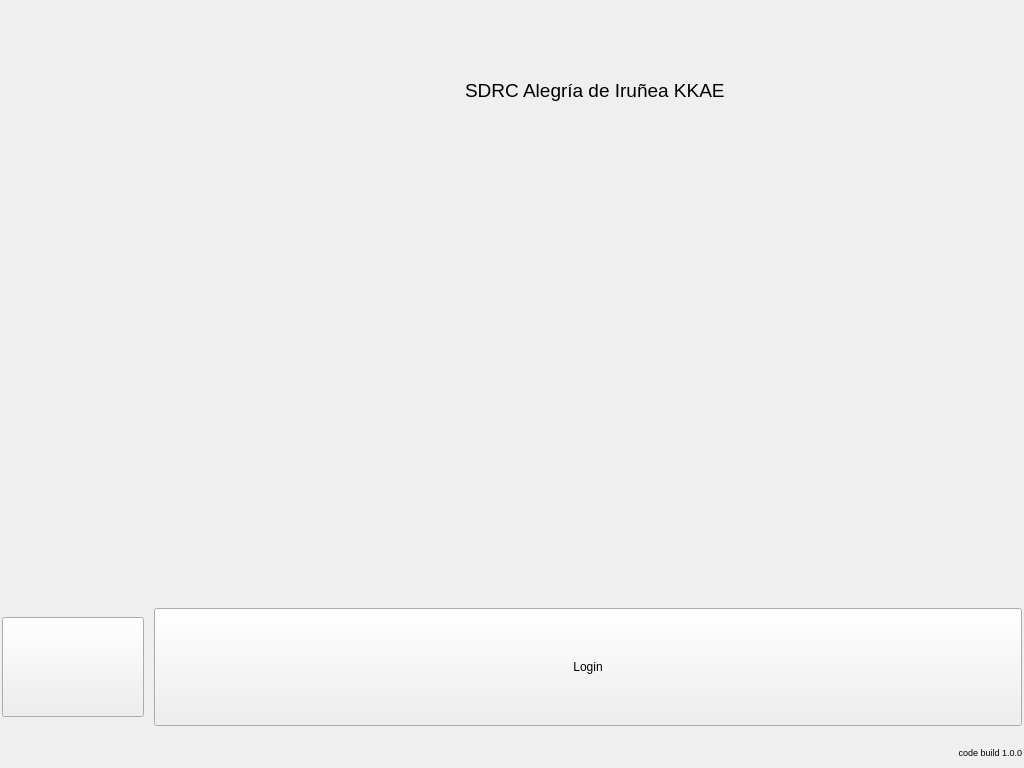
Above: penyamanager/user/loginwindow.ui from eguzki/penyamanager before the change. Below: the same form after it.
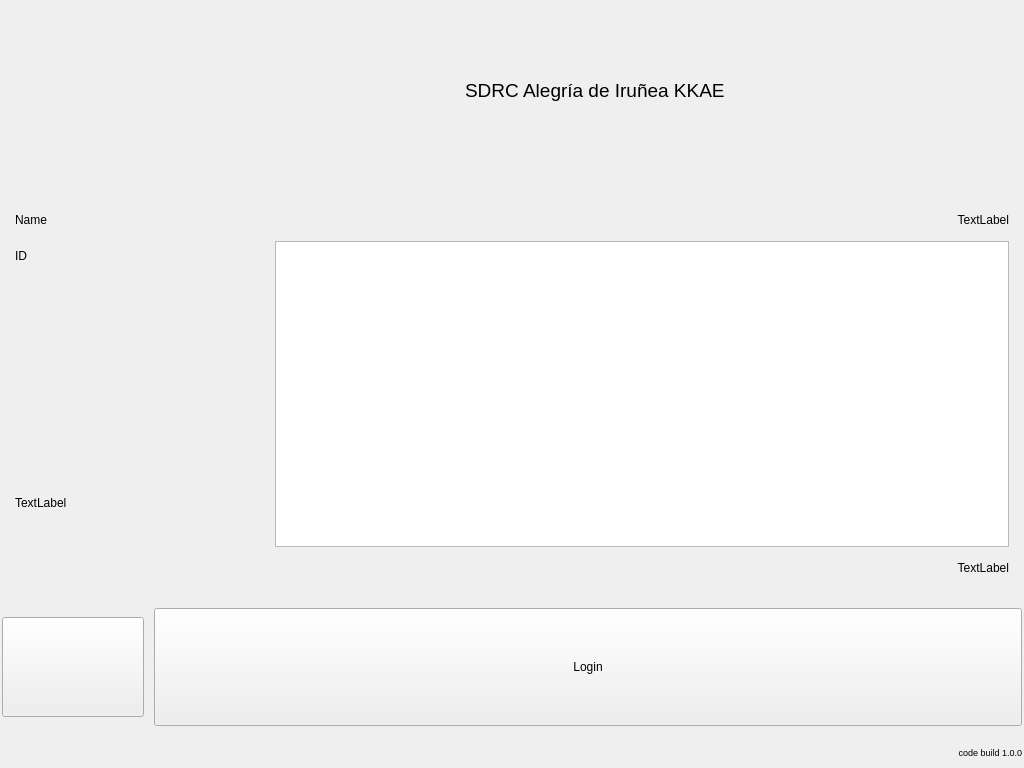
That is the form after the change. Icons and pictures are not drawn.

Commit message: last invoice in login window partial commit

Diff of the .ui file:
```diff
--- a/penyamanager/user/loginwindow.ui
+++ b/penyamanager/user/loginwindow.ui
@@ -120,7 +120,179 @@
     </widget>
    </item>
    <item>
-    <widget class="QWidget" name="lastInvoiceWidget" native="true"/>
+    <widget class="QWidget" name="lastInvoiceWidget" native="true">
+     <layout class="QHBoxLayout" name="horizontalLayout_2">
+      <property name="spacing">
+       <number>10</number>
+      </property>
+      <property name="leftMargin">
+       <number>3</number>
+      </property>
+      <property name="topMargin">
+       <number>3</number>
+      </property>
+      <property name="rightMargin">
+       <number>3</number>
+      </property>
+      <property name="bottomMargin">
+       <number>3</number>
+      </property>
+      <item>
+       <widget class="QWidget" name="lastMemberWidget" native="true">
+        <property name="minimumSize">
+         <size>
+          <width>250</width>
+          <height>0</height>
+         </size>
+        </property>
+        <property name="maximumSize">
+         <size>
+          <width>250</width>
+          <height>16777215</height>
+         </size>
+        </property>
+        <layout class="QVBoxLayout" name="verticalLayout_2">
+         <item>
+          <widget class="QLabel" name="memberNameLabel">
+           <property name="minimumSize">
+            <size>
+             <width>0</width>
+             <height>30</height>
+            </size>
+           </property>
+           <property name="maximumSize">
+            <size>
+             <width>16777215</width>
+             <height>30</height>
+            </size>
+           </property>
+           <property name="text">
+            <string notr="true">Name</string>
+           </property>
+          </widget>
+         </item>
+         <item>
+          <widget class="QLabel" name="memberIdLabel">
+           <property name="minimumSize">
+            <size>
+             <width>0</width>
+             <height>30</height>
+            </size>
+           </property>
+           <property name="maximumSize">
+            <size>
+             <width>16777215</width>
+             <height>30</height>
+            </size>
+           </property>
+           <property name="text">
+            <string notr="true">ID</string>
+           </property>
+          </widget>
+         </item>
+         <item>
+          <spacer name="verticalSpacer">
+           <property name="orientation">
+            <enum>Qt::Vertical</enum>
+           </property>
+           <property name="sizeHint" stdset="0">
+            <size>
+             <width>20</width>
+             <height>40</height>
+            </size>
+           </property>
+          </spacer>
+         </item>
+         <item>
+          <widget class="QLabel" name="memberImageLabel">
+           <property name="minimumSize">
+            <size>
+             <width>160</width>
+             <height>160</height>
+            </size>
+           </property>
+           <property name="maximumSize">
+            <size>
+             <width>160</width>
+             <height>160</height>
+            </size>
+           </property>
+           <property name="text">
+            <string>TextLabel</string>
+           </property>
+          </widget>
+         </item>
+        </layout>
+       </widget>
+      </item>
+      <item>
+       <widget class="QWidget" name="lastInvoiceWidget" native="true">
+        <layout class="QVBoxLayout" name="verticalLayout_3">
+         <item>
+          <widget class="QLabel" name="lastInvoiceDateLabel">
+           <property name="minimumSize">
+            <size>
+             <width>0</width>
+             <height>30</height>
+            </size>
+           </property>
+           <property name="maximumSize">
+            <size>
+             <width>16777215</width>
+             <height>30</height>
+            </size>
+           </property>
+           <property name="layoutDirection">
+            <enum>Qt::LeftToRight</enum>
+           </property>
+           <property name="text">
+            <string notr="true">TextLabel</string>
+           </property>
+           <property name="alignment">
+            <set>Qt::AlignRight|Qt::AlignTrailing|Qt::AlignVCenter</set>
+           </property>
+          </widget>
+         </item>
+         <item>
+          <widget class="QTableWidget" name="lastInvoiceTableWidget">
+           <property name="editTriggers">
+            <set>QAbstractItemView::NoEditTriggers</set>
+           </property>
+           <property name="selectionMode">
+            <enum>QAbstractItemView::NoSelection</enum>
+           </property>
+           <attribute name="verticalHeaderVisible">
+            <bool>false</bool>
+           </attribute>
+          </widget>
+         </item>
+         <item>
+          <widget class="QLabel" name="lastInvoiceTotalLabel">
+           <property name="minimumSize">
+            <size>
+             <width>0</width>
+             <height>30</height>
+            </size>
+           </property>
+           <property name="maximumSize">
+            <size>
+             <width>16777215</width>
+             <height>30</height>
+            </size>
+           </property>
+           <property name="text">
+            <string notr="true">TextLabel</string>
+           </property>
+           <property name="alignment">
+            <set>Qt::AlignRight|Qt::AlignTrailing|Qt::AlignVCenter</set>
+           </property>
+          </widget>
+         </item>
+        </layout>
+       </widget>
+      </item>
+     </layout>
+    </widget>
    </item>
    <item>
     <widget class="QWidget" name="loginWidget" native="true">
```
The commit also changes 5 other files.
